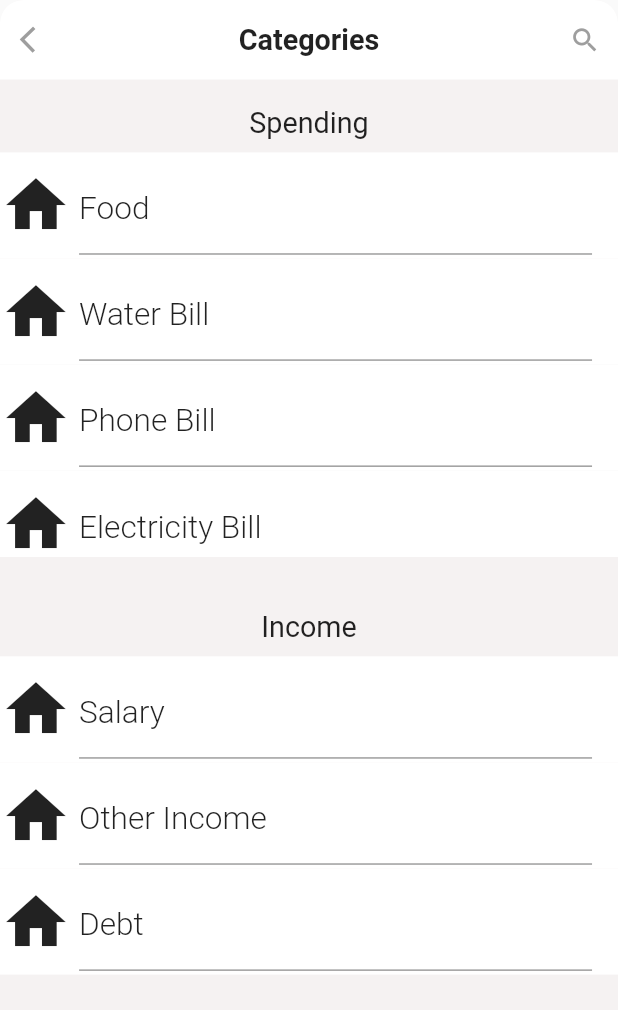
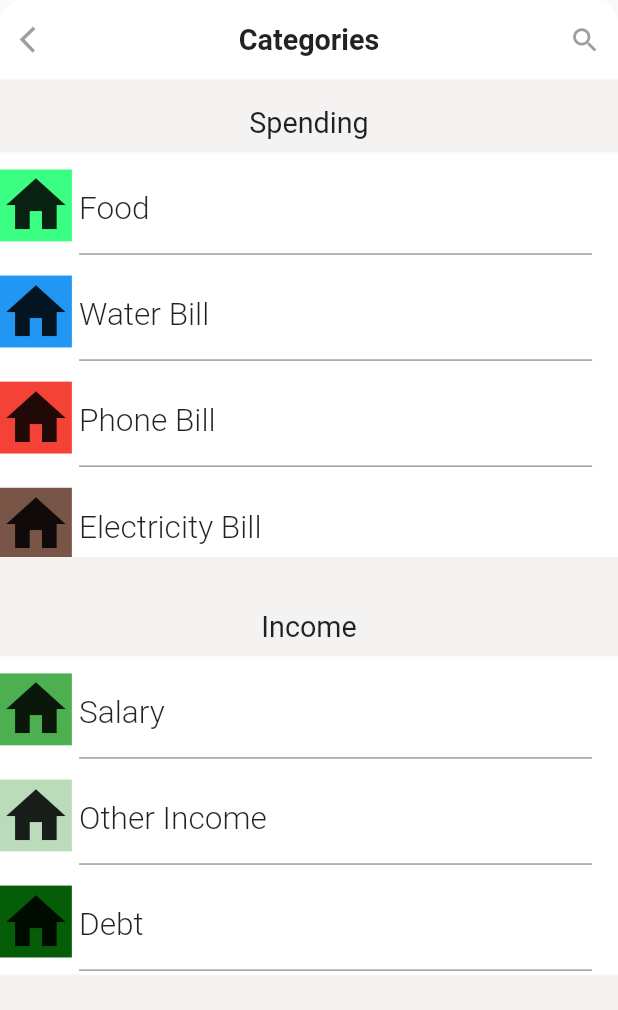
Before and after one commit to danghanh99/happy_money, a Flutter app: the ListCategoryPage widget shown alone on an empty page, opened directly with empty values, on a phone screen of 412 x 824 dp. Shown: the top 1010 px of the screen. Run offline on Flutter 3.47's test engine with Material 2 defaults, Android fonts, the phone set to English and light mode, and no system bars; our stand-ins replace carousel_slider, currency_text_input_formatter, flutter_colorpicker, flutter_datetime_picker_plus, flutter_screenutil, flutter_switch and 5 more; missing offline and left inert: bottom_bar_with_sheet, fk_toggle; accounts and stored records are empty; statements that could not run were skipped.

Commit message:
done color category

```diff
--- a/lib/pages/add_transaction_page/list_category/components/category_item.dart
+++ b/lib/pages/add_transaction_page/list_category/components/category_item.dart
@@ -8,12 +8,14 @@ class CategoryItem extends StatefulWidget {
     this.iconPath,
     required this.onTap,
     required this.checked,
+    this.colorValue,
   });
 
   final String name;
   final String? iconPath;
   final Function() onTap;
   final bool checked;
+  final int? colorValue;
 
   @override
   State<CategoryItem> createState() => _CategoryItemState();
@@ -38,9 +40,14 @@ class _CategoryItemState extends State<CategoryItem> {
         color: Colors.white,
         child: Row(
           children: [
-            Icon(
-              Icons.home,
-              size: 50.sp,
+            Container(
+              color: widget.colorValue == null
+                  ? Colors.white
+                  : Color(widget.colorValue!),
+              child: Icon(
+                Icons.home,
+                size: 50.sp,
+              ),
             ),
             SizedBox(
               width: 5.w,
--- a/lib/pages/add_transaction_page/list_category/list_category_page.dart
+++ b/lib/pages/add_transaction_page/list_category/list_category_page.dart
@@ -125,6 +125,7 @@ class _ListCategoryPageState extends State<ListCategoryPage> {
               itemCount: listCategorySpending.length,
               itemBuilder: (context, index) {
                 return CategoryItem(
+                  colorValue: listCategorySpending[index].colorValue,
                   name: listCategorySpending[index].name,
                   iconPath: listCategorySpending[index].iconPath,
                   checked: selectedCategoryIndexSpending == index,
@@ -160,6 +161,7 @@ class _ListCategoryPageState extends State<ListCategoryPage> {
               itemCount: listCategoryIncome.length,
               itemBuilder: (context, index) {
                 return CategoryItem(
+                  colorValue: listCategoryIncome[index].colorValue,
                   name: listCategoryIncome[index].name,
                   iconPath: listCategoryIncome[index].iconPath,
                   checked: selectedCategoryIndexIncome == index,
--- a/lib/pages/report_page/components/report_header.dart
+++ b/lib/pages/report_page/components/report_header.dart
@@ -6,8 +6,10 @@ import 'package:flutter_screenutil/flutter_screenutil.dart';
 class ReportHeader extends StatefulWidget {
   const ReportHeader({
     super.key,
+    required this.total,
   });
 
+  final int total;
   @override
   State<ReportHeader> createState() => _ReportHeaderState();
 }
@@ -65,7 +67,7 @@ class _ReportHeaderState extends State<ReportHeader> {
           ),
         ),
         Text(
-          "4.000.000 d",
+          widget.total.toString() + " VND",
           style: TextStyle(
             fontSize: 17.0.sp,
             fontWeight: FontWeight.w500,
--- a/lib/pages/report_page/report_page.dart
+++ b/lib/pages/report_page/report_page.dart
@@ -68,7 +68,9 @@ class _ReportPageState extends State<ReportPage> {
               padding: EdgeInsets.symmetric(horizontal: 10.w),
               child: Column(
                 children: [
-                  ReportHeader(),
+                  ReportHeader(
+                    total: inComeMoney - spendingMoney,
+                  ),
                   SizedBox(
                     height: 10.h,
                   ),
--- a/lib/pages/setting_page/category_page.dart
+++ b/lib/pages/setting_page/category_page.dart
@@ -159,6 +159,8 @@ class _CategoryPageState extends State<CategoryPage> {
                               itemCount: listCategoryIncome.length,
                               itemBuilder: (context, index) {
                                 return CategoryItem(
+                                  colorValue:
+                                      listCategoryIncome[index].colorValue,
                                   name: listCategoryIncome[index].name,
                                   iconPath: listCategoryIncome[index].iconPath,
                                   checked: selectedCategoryIndexIncome == index,
```
